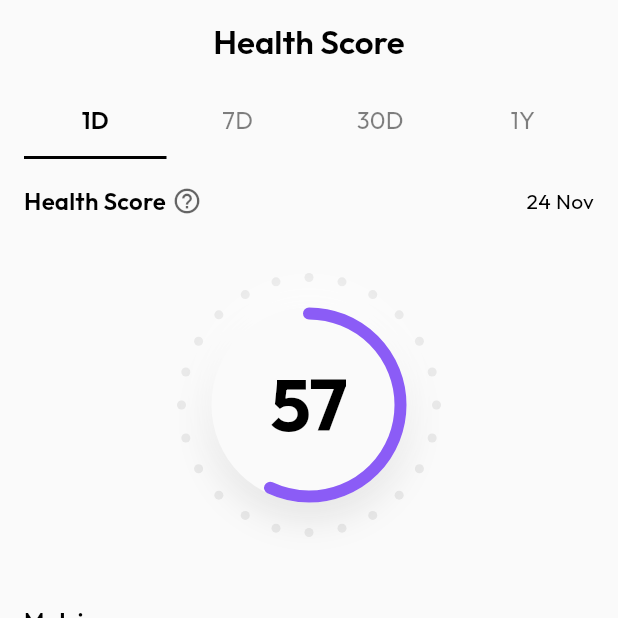
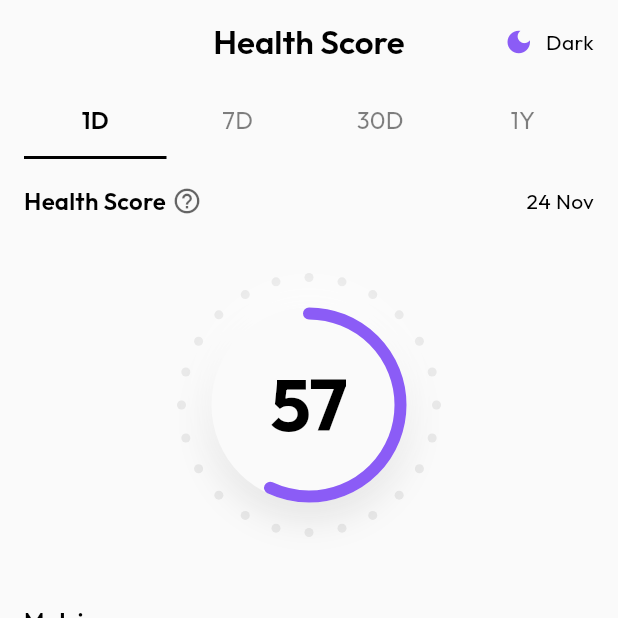
Before and after one commit to emeban44/rolla_fitness_app_demo, a Flutter app: the screen it shows after launch, on a phone screen of 412 x 824 dp, the top half of it. Run offline on Flutter 3.47's test engine with Material 3 defaults, Android fonts, the phone set to English and light mode, and no system bars; our stand-ins replace dartz, equatable, fl_chart, flutter_bloc, freezed_annotation, get_it and 2 more.

Commit message:
theme switch (simplest approach to reduce time spent on task)

```diff
--- a/lib/features/scores/presentation/pages/score_detail_page.dart
+++ b/lib/features/scores/presentation/pages/score_detail_page.dart
@@ -13,6 +13,7 @@ import 'package:rolla_fitness_app_demo/features/scores/presentation/widgets/metr
 import 'package:rolla_fitness_app_demo/features/scores/presentation/widgets/radial_gauge.dart';
 import 'package:rolla_fitness_app_demo/features/scores/presentation/widgets/timeframe_selector.dart';
 import 'package:rolla_fitness_app_demo/features/scores/presentation/widgets/trend_chart.dart';
+import 'package:rolla_fitness_app_demo/main.dart';
 
 /// Score detail page - reusable for Health, Readiness, and Activity scores
 class ScoreDetailPage extends StatelessWidget {
@@ -43,12 +44,29 @@ class ScoreDetailView extends StatelessWidget {
 
   @override
   Widget build(BuildContext context) {
+    final isDark = Theme.of(context).brightness == Brightness.dark;
+
     return Scaffold(
       backgroundColor: Theme.of(context).scaffoldBackgroundColor,
       appBar: AppBar(
         title: Text(scoreType.displayName),
         backgroundColor: Theme.of(context).scaffoldBackgroundColor,
         elevation: 0,
+        actions: [
+          TextButton.icon(
+            onPressed: () {
+              RollaFitnessApp.of(context)?.toggleTheme();
+            },
+            icon: Icon(
+              isDark ? Icons.light_mode : Icons.dark_mode,
+              size: 20,
+            ),
+            label: Text(
+              isDark ? 'Light' : 'Dark',
+              style: Theme.of(context).textTheme.bodyMedium,
+            ),
+          ),
+        ],
       ),
       body: BlocBuilder<ScoreDetailCubit, ScoreDetailState>(
         builder: (context, state) {
--- a/lib/main.dart
+++ b/lib/main.dart
@@ -13,8 +13,27 @@ void main() async {
   runApp(const RollaFitnessApp());
 }
 
-class RollaFitnessApp extends StatelessWidget {
+class RollaFitnessApp extends StatefulWidget {
   const RollaFitnessApp({super.key});
+
+  @override
+  State<RollaFitnessApp> createState() => RollaFitnessAppState();
+
+  static RollaFitnessAppState? of(BuildContext context) {
+    return context.findAncestorStateOfType<RollaFitnessAppState>();
+  }
+}
+
+class RollaFitnessAppState extends State<RollaFitnessApp> {
+  ThemeMode _themeMode = ThemeMode.light;
+
+  void toggleTheme() {
+    setState(() {
+      _themeMode = _themeMode == ThemeMode.light
+          ? ThemeMode.dark
+          : ThemeMode.light;
+    });
+  }
 
   @override
   Widget build(BuildContext context) {
@@ -23,7 +42,7 @@ class RollaFitnessApp extends StatelessWidget {
       debugShowCheckedModeBanner: false,
       theme: AppTheme.light(),
       darkTheme: AppTheme.dark(),
-      themeMode: ThemeMode.system,
+      themeMode: _themeMode,
       home: const ScoreDetailPage(scoreType: ScoreType.health),
     );
   }
```
